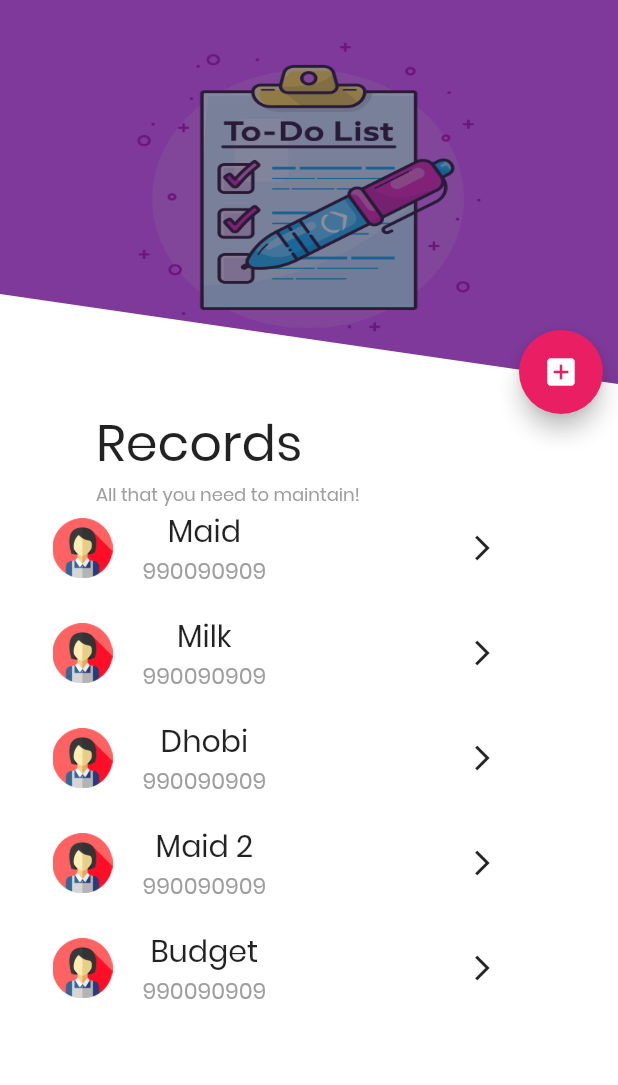
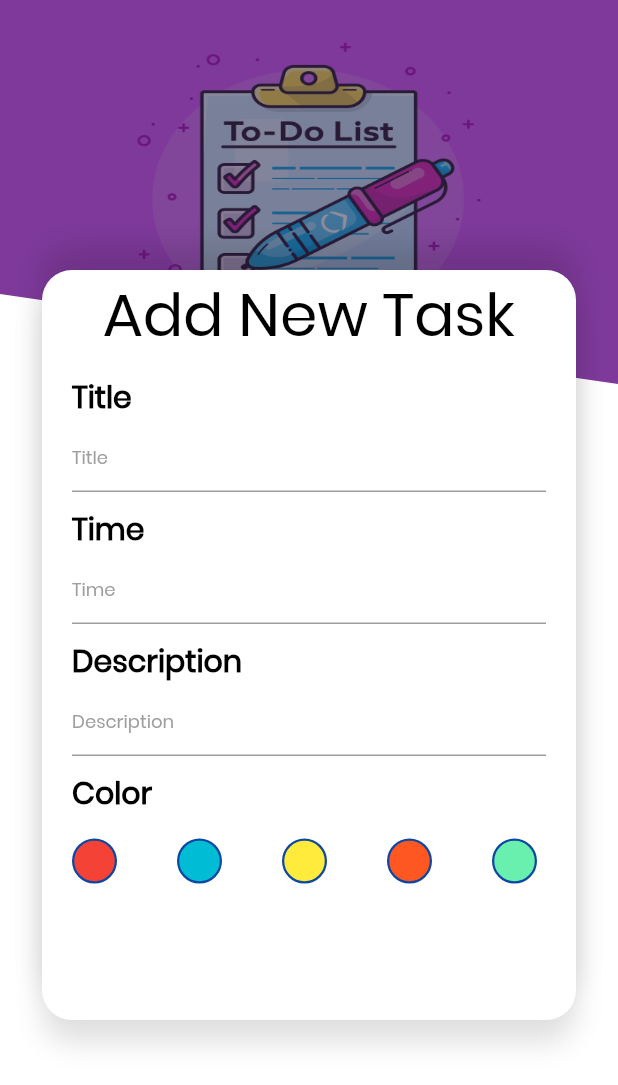
Before and after one commit to ritik-rathi/housewife, a Flutter app: the screen it shows after launch, on a phone screen of 412 x 824 dp. Shown: the top 1085 px of the screen. Run offline on Flutter 3.47's test engine with Material 2 defaults, Android fonts, the light colour scheme and no system bars; our stand-ins replace cloud_firestore, firebase_auth, flutter_calendar_carousel, gradient_widgets; missing offline and left inert: gradient_text; accounts and stored records are empty.

Commit message:
Add new tasks UI almost done

```diff
--- a/lib/login_new.dart
+++ b/lib/login_new.dart
@@ -1,8 +1,10 @@
 import 'package:flutter/material.dart';
-import 'package:fun_app/splash_screens/splash_screens.dart';
+import 'package:cloud_firestore/cloud_firestore.dart';
+// import 'package:fun_app/splash_screens/splash_screens.dart';
 import 'main.dart';
 import 'package:gradient_widgets/gradient_widgets.dart';
 import 'package:firebase_auth/firebase_auth.dart';
+
 
 String _email, _name, _phone, _message, _verificationId, _smsCode;
 
@@ -16,6 +18,10 @@ class LoginNew extends StatefulWidget {
 
 class _LoginNewState extends State<LoginNew> with TickerProviderStateMixin {
   final GlobalKey<FormState> _newKey = GlobalKey<FormState>();
+
+  Future<void> _uploadData() async{
+
+  }
 
   Animation<double> animation;
   AnimationController animationController;
--- a/lib/main.dart
+++ b/lib/main.dart
@@ -1,5 +1,6 @@
 import 'package:flutter/material.dart';
 import 'package:fun_app/splash_screens/splash_screens.dart';
+import 'package:fun_app/todo_list/newtask.dart';
 import 'package:fun_app/todo_list/todo_list.dart';
 import 'login.dart';
 import 'help_screens/fruits.dart';
@@ -22,7 +23,7 @@ class MyApp extends StatelessWidget {
       title: 'HomeMaker',
       debugShowCheckedModeBanner: false,
       theme: ThemeData(fontFamily: 'Poppins'),
-      home: Records(),
+      home: NewTask(),
       // initialRoute: '.',
       routes: {
         '.': (context) => SplashScreens(),
@@ -33,7 +34,8 @@ class MyApp extends StatelessWidget {
         'fruits': (context) => Fruits(),
         'fruitList': (context) => FruitList(),
         'onlineFruits': (context) => OnlineFruits(),
-        'maid': (context) => Maid()
+        'maid': (context) => Maid(),
+        '/newtask':(context)=>NewTask()
       },
     );
   }
--- a/lib/todo_list/fab.dart
+++ b/lib/todo_list/fab.dart
@@ -1,5 +1,7 @@
 import 'package:flutter/material.dart';
 import 'dart:math' as math;
+
+import 'package:fun_app/todo_list/newtask.dart';
 
 class Fab extends StatefulWidget {
   final VoidCallback onClick;
@@ -43,10 +45,10 @@ class _FabState extends State<Fab> with SingleTickerProviderStateMixin {
               alignment: Alignment.center,
               children: <Widget>[
                 _buildExpandedBackground(),
-                _hiddenIcons(Icons.check_circle, 0.0),
-                _hiddenIcons(Icons.flash_on, -math.pi / 3),
-                _hiddenIcons(Icons.access_time, -2 * math.pi / 3),
-                _hiddenIcons(Icons.error_outline, math.pi),
+                _hiddenIcons(Icons.add, 0.0 , '/newtask'),
+                _hiddenIcons(Icons.flash_on, -math.pi / 3 , '/newtask'),
+                _hiddenIcons(Icons.access_time, -2 * math.pi / 3 , '/newtask'),
+                _hiddenIcons(Icons.error_outline, math.pi , '/newtask'),
                 FloatingActionButton(
                   onPressed: _control,
                   backgroundColor: _colorAnimation.value,
@@ -64,7 +66,7 @@ class _FabState extends State<Fab> with SingleTickerProviderStateMixin {
     );
   }
 
-  Widget _hiddenIcons(IconData icon, double angle) {
+  Widget _hiddenIcons(IconData icon, double angle , String pageRoute) {
     return Transform.rotate(
       angle: angle,
       child: new Align(
@@ -75,7 +77,9 @@ class _FabState extends State<Fab> with SingleTickerProviderStateMixin {
                 ? Transform.rotate(
                     angle: -angle,
                     child: IconButton(
-                      onPressed: (){},
+                      onPressed: () {
+                        Navigator.pushNamed(context, '/newtask');
+                      },
                       icon: Icon(icon),
                       color: Colors.white,
                       iconSize: 26.0,
--- /dev/null
+++ b/lib/todo_list/newtask.dart
@@ -0,0 +1,205 @@
+import 'package:flutter/material.dart';
+import 'package:cloud_firestore/cloud_firestore.dart';
+
+class NewTask extends StatefulWidget {
+  @override
+  _NewTaskState createState() => _NewTaskState();
+}
+
+class _NewTaskState extends State<NewTask> {
+  double _imageHeight = 256.0;
+  bool isRedSelected = false;
+  bool isGreenSelected = false;
+  bool isCyanSelected = false;
+  bool isOrangeSelected = false;
+  bool isYellowSelected = false;
+
+  @override
+  Widget build(BuildContext context) {
+    return Scaffold(
+      resizeToAvoidBottomPadding: false,
+      backgroundColor: Colors.white,
+      body: Stack(
+        children: <Widget>[
+          ClipPath(
+              clipper: ImageClipper(),
+              child: Image.asset(
+                'assets/images/todo.png',
+                fit: BoxFit.fill,
+                width: double.maxFinite,
+                height: _imageHeight,
+                colorBlendMode: BlendMode.srcOver,
+                color: new Color.fromARGB(120, 20, 10, 40),
+              )),
+          _buildAddCard()
+        ],
+      ),
+    );
+  }
+
+  Widget _buildAddCard() {
+    return SingleChildScrollView(
+      child: Padding(
+        padding: const EdgeInsets.only(left: 28.0, right: 28.0, top: 60.0),
+        child: Column(
+          children: <Widget>[
+            SizedBox(
+              height: 120.00,
+            ),
+            Container(
+              width: double.infinity,
+              height: 500.0,
+              child: Column(
+                children: <Widget>[
+                  new Text(
+                    'Add New Task',
+                    style: TextStyle(
+                        color: Colors.black,
+                        fontSize: 40.0,
+                        fontWeight: FontWeight.w100),
+                  ),
+                  _buildFormItem('Title'),
+                  _buildFormItem('Time'),
+                  _buildFormItem('Description'),
+                  Align(
+                    alignment: Alignment.centerLeft,
+                    child: Padding(
+                      padding: const EdgeInsets.only(
+                          top: 10.0, left: 20.0, right: 20.0),
+                      child: Text(
+                        'Color',
+                        style: TextStyle(
+                            color: Colors.black,
+                            fontSize: 20.0,
+                            fontWeight: FontWeight.bold),
+                      ),
+                    ),
+                  ),
+                  Row(
+                    children: <Widget>[
+                      _buildColorOptions(Colors.red , isRedSelected),
+                      _buildColorOptions(Colors.cyan , isCyanSelected),
+                      _buildColorOptions(Colors.yellow , isYellowSelected),
+                      _buildColorOptions(Colors.deepOrange , isOrangeSelected),
+                      _buildColorOptions(Colors.greenAccent , isGreenSelected)
+                    ],
+                  )
+                  // Container(
+                  //   height: 50.0,
+                  //   width: double.infinity,
+                  //   decoration: BoxDecoration(
+                  //     border: Border.all(width: 1.0 , color: Colors.deepPurple),
+                  //     borderRadius: BorderRadius.circular(25.0)
+                  //   ),
+                  //   child: Padding(
+                  //     padding: const EdgeInsets.all(20.0),
+                  //     child: TextField(
+                  //       decoration: InputDecoration.collapsed(
+                  //         hintText: 'Title'
+                  //       ),
+                  //     ),
+                  //   ),
+                  // )
+                ],
+              ),
+              decoration: BoxDecoration(
+                  borderRadius: BorderRadius.circular(20.0),
+                  // border: Border.all(width: 2.0),
+                  color: Colors.white,
+                  boxShadow: [
+                    BoxShadow(
+                        color: Colors.black12,
+                        offset: Offset(0.0, 15.0),
+                        blurRadius: 15.0),
+                    BoxShadow(
+                        color: Colors.black12,
+                        offset: Offset(0.0, -15.0),
+                        blurRadius: 15.0)
+                  ]),
+            ),
+            SizedBox(
+              height: 50.0,
+            )
+          ],
+        ),
+      ),
+    );
+  }
+
+  Widget _buildFormItem(String title) {
+    return Padding(
+      padding: const EdgeInsets.only(top: 10.0, left: 20.0, right: 20.0),
+      child: Column(
+        children: <Widget>[
+          Align(
+            alignment: Alignment.centerLeft,
+            child: Text(
+              title,
+              style: TextStyle(
+                  fontSize: 20.0,
+                  fontWeight: FontWeight.bold,
+                  color: Colors.black),
+            ),
+          ),
+          TextField(
+            onSubmitted: (value) {},
+            decoration: InputDecoration(
+                hintText: title,
+                hintStyle: TextStyle(
+                    color: Colors.grey,
+                    fontWeight: FontWeight.w500,
+                    fontSize: 12.0)),
+          )
+        ],
+      ),
+    );
+  }
+
+  Widget _buildColorOptions(Color color, bool isSelected) {
+    return Padding(
+      padding: const EdgeInsets.only(top: 15.0, left: 20.0, right: 20.0),
+      child: InkWell(
+        onTap: () {
+          setState(() {
+            isSelected = !isSelected;
+          });
+        },
+        child: isSelected
+            ? Container(
+                width: 30.0,
+                height: 30.0,
+                child: Stack(
+                  children: <Widget>[Icon(Icons.check, color: Colors.white)],
+                ),
+                decoration: BoxDecoration(
+                    shape: BoxShape.circle, color: color.withOpacity(0.9)),
+              )
+            : Container(
+                width: 30.0,
+                height: 30.0,
+                decoration: BoxDecoration(
+                  shape: BoxShape.circle,
+                  border: Border.all(width: 1.5, color: Colors.blue[900]),
+                  color: color,
+                ),
+              ),
+      ),
+    );
+  }
+}
+
+class ImageClipper extends CustomClipper<Path> {
+  @override
+  Path getClip(Size size) {
+    Path path = new Path();
+    path.lineTo(0.0, size.height - 60);
+    path.lineTo(size.width, size.height);
+    path.lineTo(size.width, 50.0);
+    path.lineTo(size.width, 0.0);
+    path.close();
+    return path;
+  }
+
+  @override
+  bool shouldReclip(CustomClipper<Path> oldClipper) => false;
+}
--- a/pubspec.yaml
+++ b/pubspec.yaml
@@ -20,11 +20,11 @@ dependencies:
   flutter:
     sdk: flutter
   firebase_auth: ^0.8.4+5
-  flutter_villains: ^1.2.0
   gradient_text: ^1.0.2
   gradient_widgets: ^0.4.1
   flutter_calendar_carousel: ^1.3.16
   url_launcher: ^5.0.2
+  cloud_firestore:
 
   # The following adds the Cupertino Icons font to your application.
   # Use with the CupertinoIcons class for iOS style icons.
```
Also changed, not shown: pubspec.lock, 1 other file.
